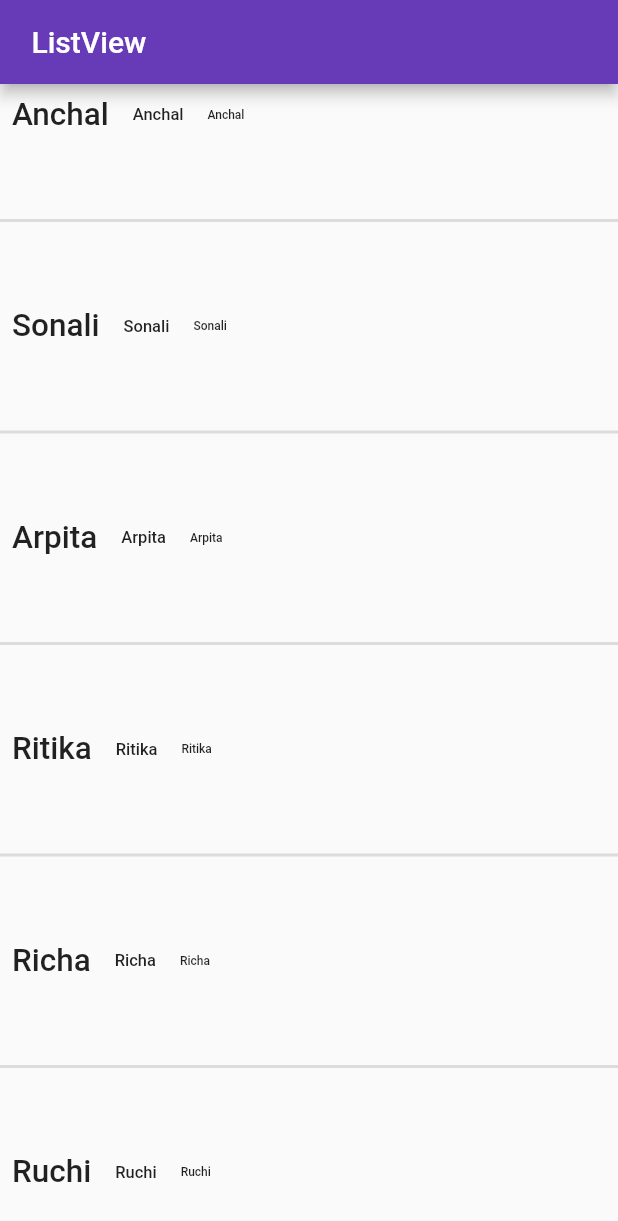
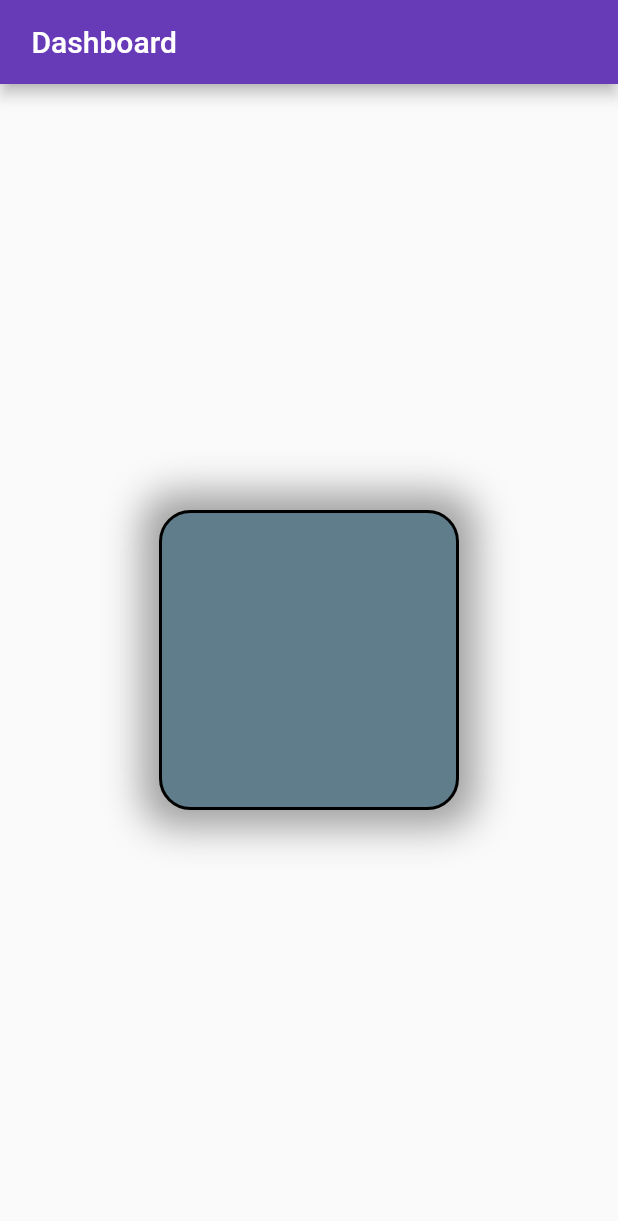
Before and after one commit to kotdroidA/my_app, a Flutter app: the screen it shows after launch, on a phone screen of 412 x 824 dp. Shown: the top 1221 px of the screen. Run offline on Flutter 3.47's test engine with Material 2 defaults, Android fonts, the phone set to English and light mode, and no system bars.

Commit message:
How to Add Decoration to container

```diff
--- a/lib/main.dart
+++ b/lib/main.dart
@@ -56,33 +56,34 @@ class _MyHomePageState extends State<MyHomePage> {
       appBar: AppBar(
         // Here we take the value from the MyHomePage object that was created by
         // the App.build method, and use it to set our appbar title.
-        title: Text(' ListView'),
+        title: Text(' Dashboard'),
       ),
-      body:ListView.separated(itemBuilder: (context,index){
-        return Row(
-          children: [
-            Padding(
-              padding: const EdgeInsets.all(8.0),
-              child: Text(arrName[index],style: TextStyle(fontSize: 21,fontWeight: FontWeight.w500),),
+      body:Container(
+        width: double.infinity,
+        height: double.infinity,
+        child: Center(
+          child: Container(
+            width: 200,
+            height: 200,
+            decoration: BoxDecoration(
+              color: Colors.blueGrey,
+              borderRadius: BorderRadius.circular(21),
+              border: Border.all(
+                width: 2,
+                color: Colors.black
+              ),
+              boxShadow: [
+                BoxShadow(
+                  blurRadius: 21,
+                  color: Colors.grey,
+                  spreadRadius: 11
+                )
+              ],
+
+
             ),
-            Padding(
-              padding: const EdgeInsets.all(8.0),
-              child: Text(arrName[index],style: TextStyle(fontSize: 11,fontWeight: FontWeight.w500),),
-            ),
-            Padding(
-              padding: const EdgeInsets.all(8.0),
-              child: Text(arrName[index],style: TextStyle(fontSize: 8,fontWeight: FontWeight.w500),),
-            ),
-
-          ],
-        );
-
-      },
-        itemCount: arrName.length,
-
-        separatorBuilder: (context,index){
-        return Divider(height: 100,thickness: 2,);
-        },
+          ),
+        ),
       )
     );
 
```
